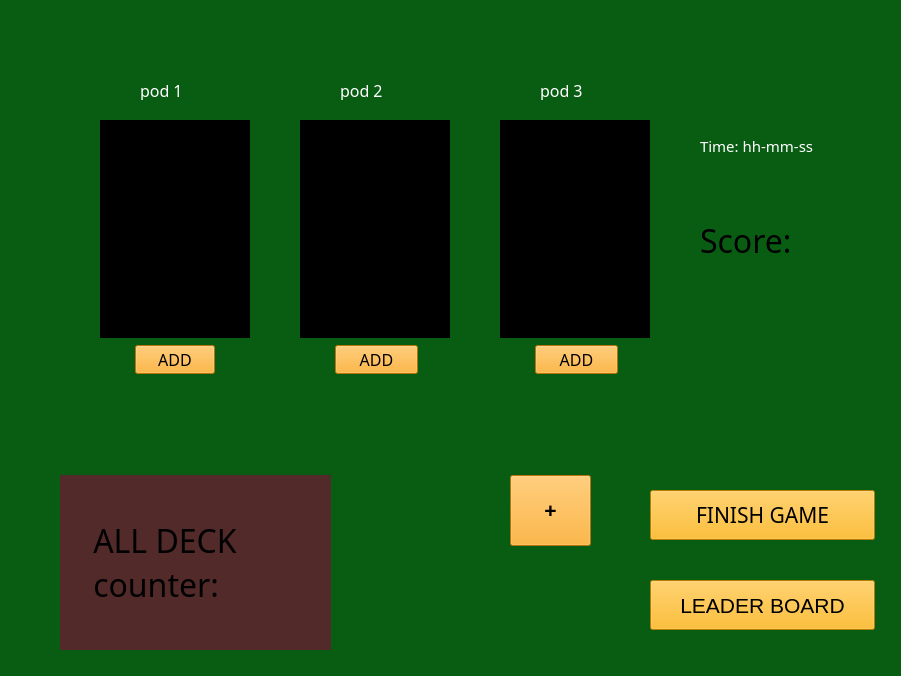
This is oyun_v.1/playedgame.ui in cmlblbn/black_jack_cpp as Qt 5 draws it before an edit. The edited form follows.
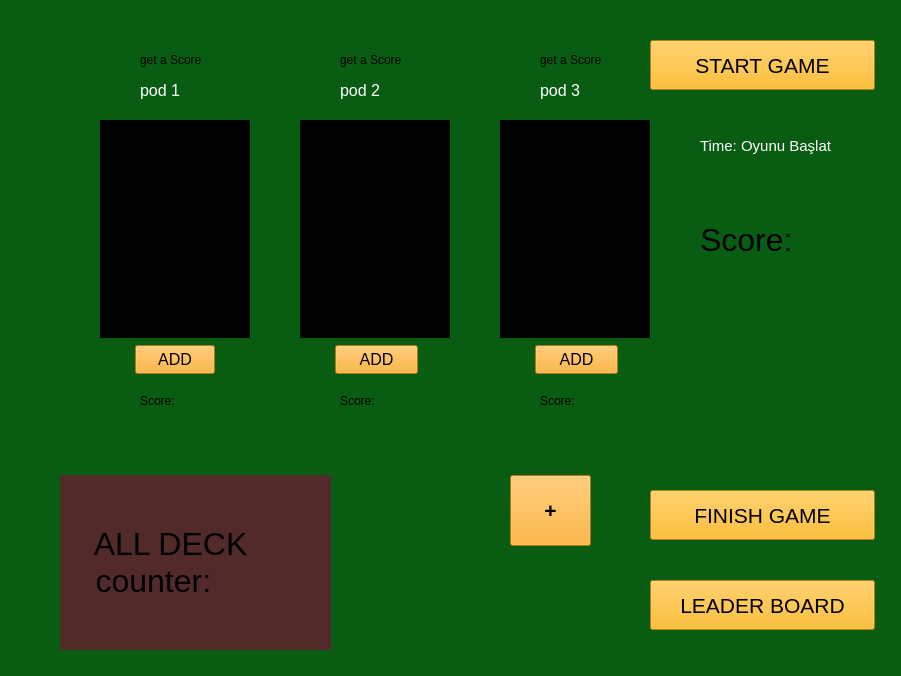
This is the edited form. Icons and pictures are not drawn.

Patch:
```diff
--- a/oyun_v.1/playedgame.ui
+++ b/oyun_v.1/playedgame.ui
@@ -27,7 +27,6 @@
    </property>
    <property name="font">
     <font>
-     <family>Algerian</family>
      <pointsize>12</pointsize>
     </font>
    </property>
@@ -82,7 +81,6 @@
    </property>
    <property name="font">
     <font>
-     <family>Algerian</family>
      <pointsize>12</pointsize>
     </font>
    </property>
@@ -104,7 +102,6 @@
    </property>
    <property name="font">
     <font>
-     <family>Algerian</family>
      <pointsize>12</pointsize>
     </font>
    </property>
@@ -126,7 +123,6 @@
    </property>
    <property name="font">
     <font>
-     <family>Algerian</family>
      <pointsize>12</pointsize>
     </font>
    </property>
@@ -164,7 +160,6 @@
    </property>
    <property name="font">
     <font>
-     <family>Algerian</family>
      <pointsize>12</pointsize>
     </font>
    </property>
@@ -386,7 +381,6 @@
    </property>
    <property name="font">
     <font>
-     <family>Algerian</family>
      <pointsize>12</pointsize>
     </font>
    </property>
@@ -409,7 +403,6 @@
    </property>
    <property name="font">
     <font>
-     <family>Algerian</family>
      <pointsize>24</pointsize>
     </font>
    </property>
@@ -428,7 +421,6 @@
    </property>
    <property name="font">
     <font>
-     <family>Algerian</family>
      <pointsize>11</pointsize>
     </font>
    </property>
@@ -436,7 +428,7 @@
     <string notr="true">color:rgb(255,255,255);</string>
    </property>
    <property name="text">
-    <string>Time: hh-mm-ss</string>
+    <string>Time: Oyunu Başlat</string>
    </property>
   </widget>
   <widget class="QLabel" name="deck_image">
@@ -467,7 +459,6 @@
    </property>
    <property name="font">
     <font>
-     <family>Algerian</family>
      <pointsize>24</pointsize>
     </font>
    </property>
@@ -490,7 +481,6 @@
    </property>
    <property name="font">
     <font>
-     <family>Algerian</family>
      <pointsize>16</pointsize>
     </font>
    </property>
@@ -547,6 +537,106 @@
     <string>+</string>
    </property>
   </widget>
+  <widget class="QLabel" name="Status_1">
+   <property name="geometry">
+    <rect>
+     <x>140</x>
+     <y>50</y>
+     <width>71</width>
+     <height>20</height>
+    </rect>
+   </property>
+   <property name="text">
+    <string>get a Score</string>
+   </property>
+  </widget>
+  <widget class="QLabel" name="Status_2">
+   <property name="geometry">
+    <rect>
+     <x>340</x>
+     <y>50</y>
+     <width>71</width>
+     <height>20</height>
+    </rect>
+   </property>
+   <property name="text">
+    <string>get a Score</string>
+   </property>
+  </widget>
+  <widget class="QLabel" name="Status_3">
+   <property name="geometry">
+    <rect>
+     <x>540</x>
+     <y>50</y>
+     <width>71</width>
+     <height>20</height>
+    </rect>
+   </property>
+   <property name="text">
+    <string>get a Score</string>
+   </property>
+  </widget>
+  <widget class="QLabel" name="pod1_score">
+   <property name="geometry">
+    <rect>
+     <x>140</x>
+     <y>390</y>
+     <width>81</width>
+     <height>21</height>
+    </rect>
+   </property>
+   <property name="text">
+    <string>Score:</string>
+   </property>
+  </widget>
+  <widget class="QLabel" name="pod2_score">
+   <property name="geometry">
+    <rect>
+     <x>340</x>
+     <y>390</y>
+     <width>81</width>
+     <height>21</height>
+    </rect>
+   </property>
+   <property name="text">
+    <string>Score:</string>
+   </property>
+  </widget>
+  <widget class="QLabel" name="pod3_score">
+   <property name="geometry">
+    <rect>
+     <x>540</x>
+     <y>390</y>
+     <width>81</width>
+     <height>21</height>
+    </rect>
+   </property>
+   <property name="text">
+    <string>Score:</string>
+   </property>
+  </widget>
+  <widget class="QPushButton" name="startButton">
+   <property name="geometry">
+    <rect>
+     <x>650</x>
+     <y>40</y>
+     <width>225</width>
+     <height>50</height>
+    </rect>
+   </property>
+   <property name="font">
+    <font>
+     <pointsize>16</pointsize>
+    </font>
+   </property>
+   <property name="styleSheet">
+    <string notr="true">background-color: rgba(252,174,1,255);
+color: rgb(0, 0, 0);</string>
+   </property>
+   <property name="text">
+    <string>START GAME</string>
+   </property>
+  </widget>
  </widget>
  <resources/>
  <connections/>
```
Left out of the diff: 17 changed lines with no effect on the pictures.
